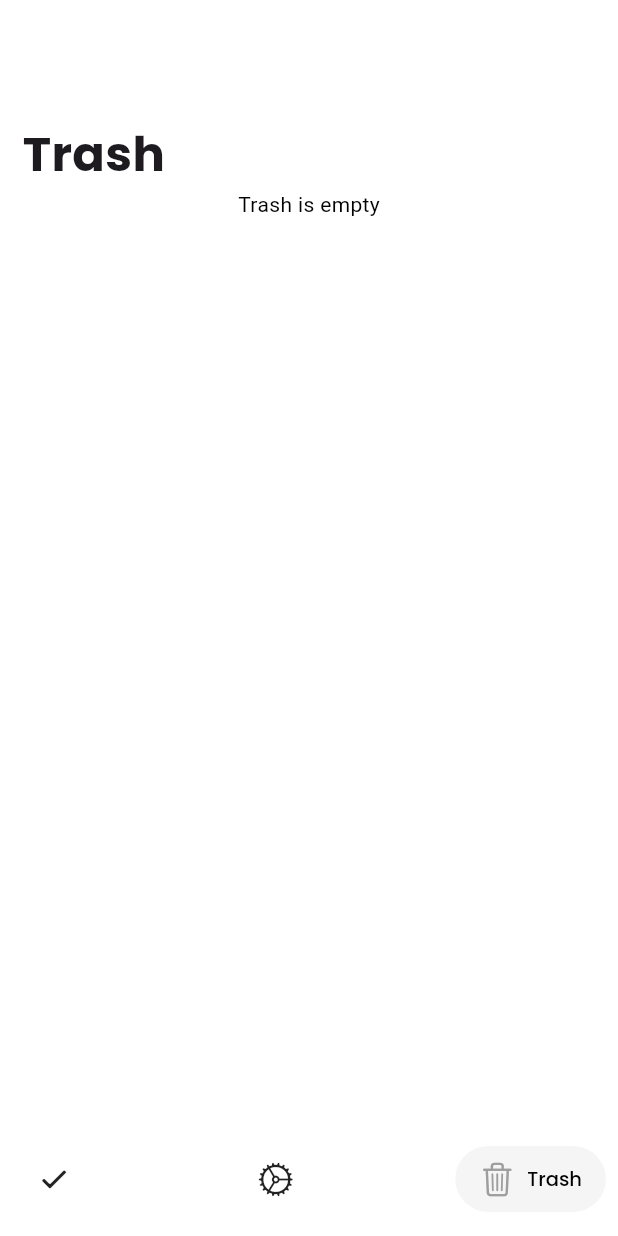
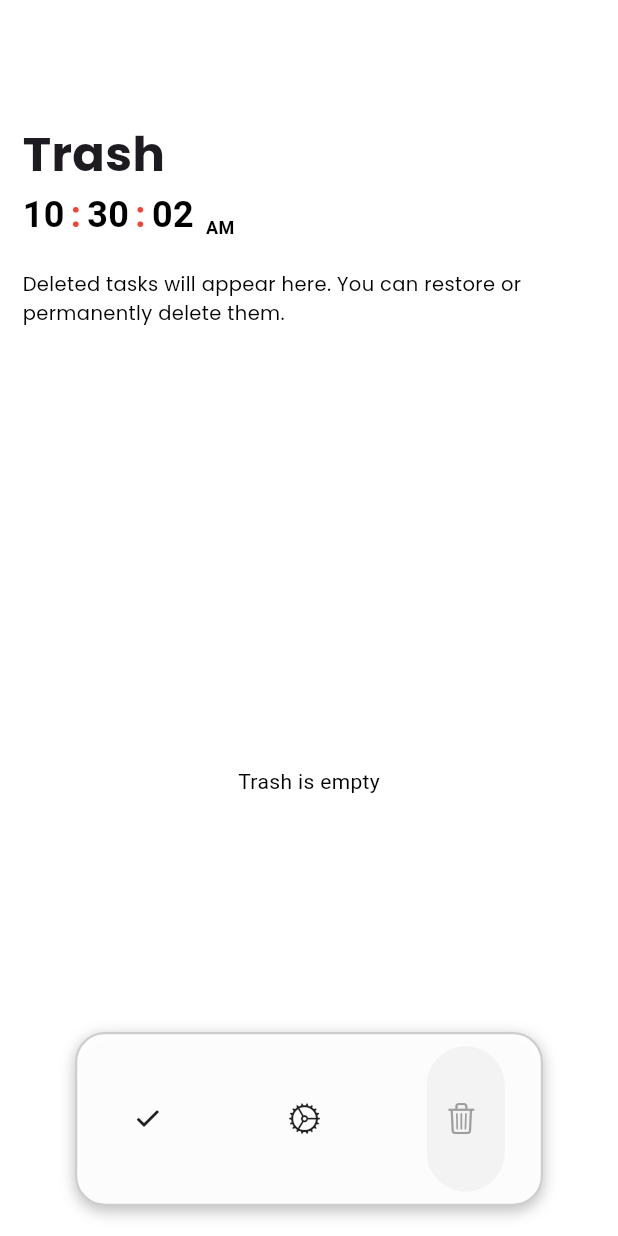
Before and after one commit to tahirdotdev-tdd/task_app, a Flutter app: the screen it shows after launch, swiped to page 3, on a phone screen of 412 x 824 dp. Run offline on Flutter 3.47's test engine with Material 3 defaults, Android fonts, the phone set to English and light mode, and no system bars; drawn by our look-alikes of animated_flip_counter, salomon_bottom_bar; our stand-ins replace cloud_firestore, connectivity_plus, firebase_core, flutter_local_notifications, fluttertoast, google_fonts and 1 more; accounts and stored records are empty.

Commit message:
Added Update Task Functionality and updated the bottom navbar  to floating dock navbar. also added a flipper clock in all screens

```diff
--- /dev/null
+++ b/lib/components/digital_flip_clock.dart
@@ -0,0 +1,92 @@
+import 'package:flutter/material.dart';
+import 'package:animated_flip_counter/animated_flip_counter.dart';
+
+class DigitalFlipClock extends StatefulWidget {
+  const DigitalFlipClock({super.key});
+
+  @override
+  State<DigitalFlipClock> createState() => _DigitalFlipClockState();
+}
+
+class _DigitalFlipClockState extends State<DigitalFlipClock> {
+  late Stream<DateTime> _timeStream;
+
+  @override
+  void initState() {
+    super.initState();
+    _timeStream = Stream.periodic(
+      const Duration(seconds: 1),
+          (_) => DateTime.now(),
+    );
+  }
+
+  @override
+  Widget build(BuildContext context) {
+    final theme = Theme.of(context);
+    final textColor = theme.textTheme.bodyMedium?.color ?? Colors.grey;
+    final colonColor = theme.primaryColor;
+    final amPmColor = theme.textTheme.bodyMedium?.color ?? Colors.grey;
+
+    return StreamBuilder<DateTime>(
+      stream: _timeStream,
+      initialData: DateTime.now(),
+      builder: (context, snapshot) {
+        final now = snapshot.data ?? DateTime.now();
+
+        final int hourRaw = now.hour;
+        final int hour = hourRaw % 12 == 0 ? 12 : hourRaw % 12;
+        final int minute = now.minute;
+        final int second = now.second;
+        final String amPm = hourRaw >= 12 ? 'PM' : 'AM';
+
+        return Row(
+          mainAxisAlignment: MainAxisAlignment.start,
+          crossAxisAlignment: CrossAxisAlignment.end,
+          children: [
+            _buildFlipUnit(hour, textColor),
+            _buildColon(colonColor),
+            _buildFlipUnit(minute, textColor),
+            _buildColon(colonColor),
+            _buildFlipUnit(second, textColor),
+            const SizedBox(width: 8),
+            Text(
+              amPm,
+              style: TextStyle(
+                fontSize: 12,
+                color: amPmColor,
+                fontWeight: FontWeight.bold,
+              ),
+            ),
+          ],
+        );
+      },
+    );
+  }
+
+  Widget _buildFlipUnit(int value, Color color) {
+    return AnimatedFlipCounter(
+      value: value,
+      duration: const Duration(milliseconds: 500),
+      wholeDigits: 2,
+      textStyle: TextStyle(
+        fontSize: 24,
+        fontWeight: FontWeight.bold,
+        color: color,
+      ),
+    );
+  }
+
+  Widget _buildColon(Color color) {
+    return Padding(
+      padding: const EdgeInsets.symmetric(horizontal: 4.0),
+      child: Text(
+        ":",
+        style: TextStyle(
+          fontSize: 24,
+          color: Colors.red,
+          fontWeight: FontWeight.bold,
+        ),
+      ),
+    );
+  }
+}
--- a/lib/components/trash_tile.dart
+++ b/lib/components/trash_tile.dart
@@ -1,3 +1,4 @@
+import 'package:flutter/cupertino.dart';
 import 'package:flutter/material.dart';
 import 'package:intl/intl.dart';
 
@@ -29,25 +30,28 @@ class TrashTile extends StatelessWidget {
       child: Column(
         crossAxisAlignment: CrossAxisAlignment.start,
         children: [
-          Text(title,
-              style: const TextStyle(
-                  fontSize: 16, fontWeight: FontWeight.w500)),
+          Text(
+            title,
+            style: const TextStyle(fontSize: 16, fontWeight: FontWeight.w500),
+          ),
           const SizedBox(height: 6),
-          Text("Deleted on $formattedDate",
-              style: TextStyle(color: Colors.grey.shade600, fontSize: 12)),
+          Text(
+            "Deleted on $formattedDate",
+            style: TextStyle(color: Colors.grey.shade600, fontSize: 12),
+          ),
           const SizedBox(height: 12),
           Row(
             mainAxisAlignment: MainAxisAlignment.end,
             children: [
               TextButton.icon(
                 onPressed: onRestore,
-                icon: const Icon(Icons.restore, color: Colors.green),
+                icon: Icon(CupertinoIcons.gobackward, color: Colors.green),
                 label: const Text("Restore"),
               ),
               const SizedBox(width: 10),
               TextButton.icon(
                 onPressed: onPermanentDelete,
-                icon: const Icon(Icons.delete_forever, color: Colors.red),
+                icon: Icon(CupertinoIcons.delete_solid, color: Colors.red),
                 label: const Text("Delete"),
               ),
             ],
--- a/lib/screens/home_page.dart
+++ b/lib/screens/home_page.dart
@@ -83,7 +83,9 @@ class _HomePageState extends State<HomePage> {
   @override
   Widget build(BuildContext context) {
     return Scaffold(
-      body: PageView(
+      body: Stack(
+        children: [
+          PageView(
             controller: _pageController,
             onPageChanged: (index) {
               setState(() {
@@ -92,9 +94,31 @@ class _HomePageState extends State<HomePage> {
             },
             children: _pages,
           ),
-      bottomNavigationBar: Padding(
-        padding: const EdgeInsets.only(bottom: 8.0),
+          SafeArea(
+            bottom: true,
+            top: false,
+            child: Align(
+              alignment: Alignment.bottomCenter,
+              child: Padding(
+                padding: const EdgeInsets.only(bottom: 20),
+                child: Container(
+                  height: 116,
+                  margin: const EdgeInsets.symmetric(horizontal: 50),
+                  decoration: BoxDecoration(
+                    border: Border.all(width: 1.5, color: Colors.grey.withOpacity(0.5)),
+                    color: Theme.of(context).scaffoldBackgroundColor.withOpacity(0.95),
+                    borderRadius: BorderRadius.circular(20),
+                    boxShadow: const [
+                      BoxShadow(
+                        color: Colors.black26,
+                        blurRadius: 8,
+                        offset: Offset(0, 3),
+                      ),
+                    ],
+                  ),
+                  padding: const EdgeInsets.symmetric(horizontal: 16),
                   child: SalomonBottomBar(
+                    backgroundColor: Colors.transparent,
                     currentIndex: _currentIndex,
                     onTap: (index) {
                       setState(() => _currentIndex = index);
@@ -104,26 +128,41 @@ class _HomePageState extends State<HomePage> {
                         curve: Curves.easeInOut,
                       );
                     },
-
+                    itemShape: const StadiumBorder(),
+                    itemPadding: const EdgeInsets.symmetric(horizontal: 12, vertical: 0), // reduce vertical padding
                     items: [
                       SalomonBottomBarItem(
-              icon: const Icon(CupertinoIcons.checkmark_alt),
-              title: Text("Tasks", style: navText(context)),
+                        icon: const Center(
+                          child: Icon(CupertinoIcons.checkmark_alt, size: 22),
+                        ),
+                        title: const SizedBox.shrink(),
                         selectedColor: Colors.grey,
                       ),
                       SalomonBottomBarItem(
-              icon: const Icon(CupertinoIcons.settings),
-              title: Text("Settings", style: navText(context)),
+                        icon: const Center(
+                          child: Icon(CupertinoIcons.settings, size: 22),
+                        ),
+                        title: const SizedBox.shrink(),
                         selectedColor: Colors.grey,
                       ),
                       SalomonBottomBarItem(
-              icon: Icon(CupertinoIcons.trash),
-              title: Text("Trash", style: navText(context)),
+                        icon: const Center(
+                          child: Icon(CupertinoIcons.trash, size: 22),
+                        ),
+                        title: const SizedBox.shrink(),
                         selectedColor: Colors.grey,
                       ),
                     ],
                   ),
                 ),
+
+
+              ),
+            ),
+          )
+
+        ],
+      ),
     );
   }
 }
--- a/lib/screens/trash_page.dart
+++ b/lib/screens/trash_page.dart
@@ -1,6 +1,6 @@
 import 'package:cloud_firestore/cloud_firestore.dart';
 import 'package:flutter/material.dart';
-
+import 'package:task_app/components/digital_flip_clock.dart';
 
 import '../components/trash_tile.dart';
 import '../styles/text_styles.dart'; // Import your tile
@@ -23,9 +23,7 @@ class TrashPage extends StatelessWidget {
     return Scaffold(
       // appBar: AppBar(title: const Text("Trash",style:TextStyle(color: Colors.white),)),
       //
-      body: Column(
-        children: [
-        Padding(
+      body: Padding(
         padding: const EdgeInsets.only(top: 80, left: 15, right: 15),
         child: Column(
           crossAxisAlignment: CrossAxisAlignment.start,
@@ -33,29 +31,48 @@ class TrashPage extends StatelessWidget {
             // Header
             Row(
               mainAxisAlignment: MainAxisAlignment.spaceBetween,
-              children: [Text("Trash", style: heading1(context))],
+              children: [
+                Text("Trash", style: heading1(context))],
             ),
-                StreamBuilder<QuerySnapshot>(
+
+            DigitalFlipClock(),
+            const SizedBox(height: 20),
+            Text(
+              "Deleted tasks will appear here. You can restore or permanently delete them.",
+              style: paraText(context),
+              textAlign: TextAlign.left,
+            ),
+
+            // This Flexible avoids conflict with unbounded height
+            Flexible(
+              child: StreamBuilder<QuerySnapshot>(
                 stream: FirebaseFirestore.instance
                     .collection('tasks')
                     .where('isTrashed', isEqualTo: true)
                     .orderBy('createdAt', descending: true)
                     .snapshots(),
                 builder: (context, snapshot) {
-                    if (snapshot.hasError) return const Center(child: Text("Error loading trash"));
-                    if (snapshot.connectionState == ConnectionState.waiting) return const Center(child: CircularProgressIndicator());
+                  if (snapshot.hasError) {
+                    return const Center(child: Text("Error loading trash"));
+                  }
+                  if (snapshot.connectionState == ConnectionState.waiting) {
+                    return const Center(child: CircularProgressIndicator());
+                  }
 
                   final docs = snapshot.data!.docs;
+                  if (docs.isEmpty) {
+                    return const Center(child: Text("Trash is empty"));
+                  }
 
-                    if (docs.isEmpty) return const Center(child: Text("Trash is empty",));
-
-                    return  ListView.builder(
+                  return ListView.builder(
                     itemCount: docs.length,
                     itemBuilder: (context, index) {
                       final doc = docs[index];
                       final data = doc.data()! as Map<String, dynamic>;
                       final title = data['task'] ?? "No content";
-                        final createdAt = (data['createdAt'] as Timestamp).toDate();
+                      final createdAt =
+                          (data['createdAt'] as Timestamp?)?.toDate() ??
+                          DateTime.now();
 
                       return TrashTile(
                         key: ValueKey(doc.id),
@@ -76,18 +93,16 @@ class TrashPage extends StatelessWidget {
                       );
                     },
                   );
-
                 },
-
+              ),
             ),
           ],
-      )
         ),
-      ],
       ),
     );
   }
 }
+
 /*
 
  */
--- a/lib/styles/text_styles.dart
+++ b/lib/styles/text_styles.dart
@@ -13,6 +13,12 @@ TextStyle secHead(BuildContext context) => GoogleFonts.poppins(
   color: Theme.of(context).textTheme.bodyMedium?.color,
 );
 
+TextStyle paraText(BuildContext context) => GoogleFonts.poppins(
+  fontSize: 13,
+  // fontWeight: FontWeight.w500,
+  color: Theme.of(context).textTheme.bodyMedium?.color,
+);
+
 TextStyle navText(BuildContext context) => GoogleFonts.poppins(
   fontSize: 13,
   fontWeight: FontWeight.w500,
--- a/pubspec.yaml
+++ b/pubspec.yaml
@@ -43,6 +43,9 @@ dependencies:
   url_launcher: ^6.3.1
   fluttertoast: ^8.2.12
   connectivity_plus: ^6.1.4
+  flutter_local_notifications: ^19.3.0
+  permission_handler: ^12.0.0+1
+  animated_flip_counter: ^0.3.4
 
 dev_dependencies:
   flutter_test:
```
Also changed, not shown: lib/components/my_tile.dart (+25 -8 lines), lib/main.dart (+4 -4 lines), lib/screens/settings_page.dart (+16 -17 lines), lib/screens/task_page.dart (+47 -13 lines), lib/services/noti_service.dart (added, +76 -0 lines), lib/styles/themes.dart (+4 -10 lines), lib/providers/theme_provider.dart (line endings or trailing spaces), pubspec.lock, 2 other files. Lines whose indentation alone changed are shown as unchanged.
